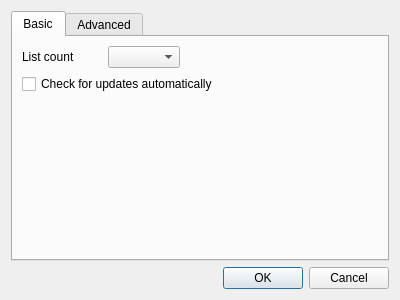
Before: the Qt Designer form CCMan/settings_dlg.ui in jykim74/CCMan, drawn with Qt 5.
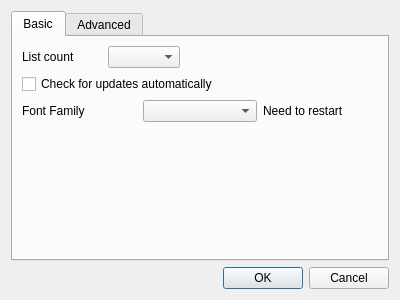
After: the same form once the commit is applied. The open tabs and pages were chosen to show the change.

Commit message: UI 개선

```diff
--- a/CCMan/settings_dlg.ui
+++ b/CCMan/settings_dlg.ui
@@ -23,28 +23,8 @@
       <attribute name="title">
        <string>Basic</string>
       </attribute>
-      <layout class="QGridLayout" name="gridLayout_2">
-       <item row="2" column="0" colspan="3">
-        <widget class="QCheckBox" name="mCheckLatestVersionCheck">
-         <property name="text">
-          <string>Check for updates automatically</string>
-         </property>
-        </widget>
-       </item>
-       <item row="3" column="0">
-        <spacer name="verticalSpacer_2">
-         <property name="orientation">
-          <enum>Qt::Vertical</enum>
-         </property>
-         <property name="sizeHint" stdset="0">
-          <size>
-           <width>20</width>
-           <height>40</height>
-          </size>
-         </property>
-        </spacer>
-       </item>
-       <item row="0" column="0" colspan="3">
+      <layout class="QVBoxLayout" name="verticalLayout_2">
+       <item>
         <layout class="QGridLayout" name="gridLayout_3">
          <property name="topMargin">
           <number>0</number>
@@ -80,6 +60,50 @@
          </item>
         </layout>
        </item>
+       <item>
+        <widget class="QCheckBox" name="mCheckLatestVersionCheck">
+         <property name="text">
+          <string>Check for updates automatically</string>
+         </property>
+        </widget>
+       </item>
+       <item>
+        <layout class="QGridLayout" name="gridLayout_2">
+         <property name="topMargin">
+          <number>0</number>
+         </property>
+         <item row="0" column="1">
+          <widget class="QComboBox" name="mFontFamilyCombo"/>
+         </item>
+         <item row="0" column="0">
+          <widget class="QLabel" name="label_4">
+           <property name="text">
+            <string>Font Family</string>
+           </property>
+          </widget>
+         </item>
+         <item row="0" column="2">
+          <widget class="QLabel" name="label_5">
+           <property name="text">
+            <string>Need to restart</string>
+           </property>
+          </widget>
+         </item>
+        </layout>
+       </item>
+       <item>
+        <spacer name="verticalSpacer_2">
+         <property name="orientation">
+          <enum>Qt::Vertical</enum>
+         </property>
+         <property name="sizeHint" stdset="0">
+          <size>
+           <width>20</width>
+           <height>40</height>
+          </size>
+         </property>
+        </spacer>
+       </item>
       </layout>
      </widget>
      <widget class="QWidget" name="tab_2">
```
Left out of the diff: 55 changed lines with no effect on the pictures. The commit also changes 6 other files.
